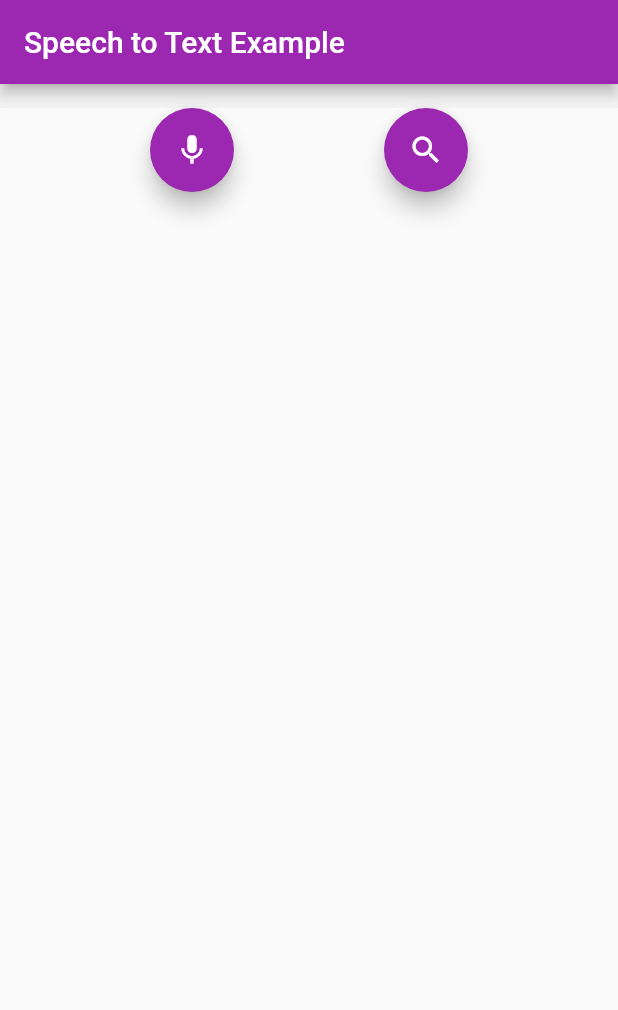
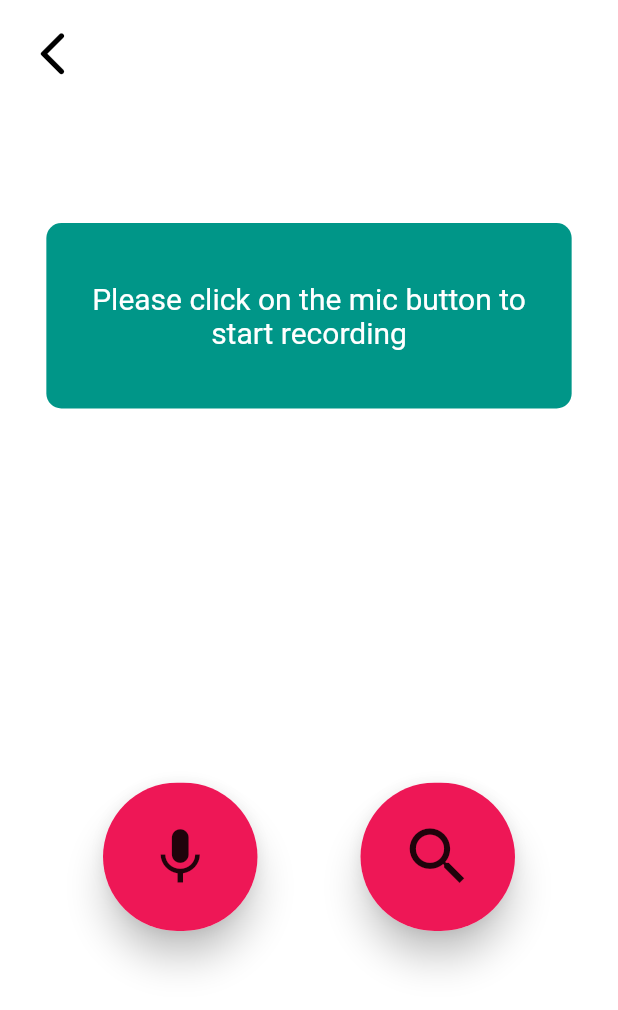
Before and after one commit to Jainam-Dharod/QuasarHack, a Flutter app: the screen it shows after launch, on a phone screen of 412 x 824 dp. Shown: the top 1010 px of the screen. Run offline on Flutter 3.47's test engine with Material 2 defaults, Android fonts, the phone set to English and light mode, and no system bars; our stand-ins replace flutter_swiper_plus, speech_to_text.

Commit message:
stt page done

```diff
--- a/Frontend/lib/Pages/sttPage.dart
+++ b/Frontend/lib/Pages/sttPage.dart
@@ -74,26 +74,112 @@ class _sttPageState extends State<sttPage> {
 
   @override
   Widget build(BuildContext context) {
-    return Scaffold(
-      appBar: AppBar(
-        title: const Text('Speech to Text Example'),
+    double height = MediaQuery.of(context).size.height;
+    double width = MediaQuery.of(context).size.width;
+    return SafeArea(
+      child: Scaffold(
+        backgroundColor: Colors.white,
+        body: Column(
+
+
+            children: [
+              Row(
+                children: [
+                  Container(
+                    padding: EdgeInsets.all(10),
+                    child: IconButton(
+                      color: Colors.black,
+                      icon: Icon(Icons.arrow_back_ios_rounded),
+                      iconSize: 35,
+                      onPressed: () {
+                        Navigator.of(context).pop();
+                      },
                     ),
-      body: Column(children: [
+                  ),
+                ],
+              ),
+              SizedBox(
+                height: height * 0.07,
+              ),
+
+              speech.isListening? Container(
+                margin: EdgeInsets.fromLTRB(0, 20, 0, 20),
+                height: height * 0.15,
+                width: width * 0.85,
+
+                decoration: BoxDecoration(
+                  image: DecorationImage(
+                    image: NetworkImage('https://icons8.com/vue-static/landings/animated-icons/icons/sound/sound_200.gif'),
+                    fit: BoxFit.fill,
+                ),
+                ),
+              ):Container(
+                margin: EdgeInsets.fromLTRB(0, 20, 0, 20),
+                height: height * 0.15,
+                width: width * 0.85,
+
+                decoration: BoxDecoration(
+                  color: Colors.teal,
+                  borderRadius: BorderRadius.all(Radius.circular(10))
+                ),
+                child: Padding(
+                  padding: const EdgeInsets.all(20.0),
+                  child: Center(
+                    child: Text(
+
+                      'Please click on the mic button to start recording',
+                      textAlign: TextAlign.center,
+                      style: TextStyle(
+                        fontSize: 20,
+                        color: Colors.white,
+
+                      ),
+                    ),
+                  ),
+                ),
+              ),
           Container(
-          color: Theme.of(context).selectedRowColor,
+            margin: EdgeInsets.fromLTRB(0, 20, 0, 20),
+            height: height * 0.2,
+            width: width * 0.9,
+            decoration: BoxDecoration(
+              borderRadius: BorderRadius.circular(10),
+
+            ),
+
             child: Center(
               child: Text(
                 lastWords,
                 textAlign: TextAlign.center,
+                style: TextStyle(
+                  fontSize: 22
                 ),
               ),
+            ),
+          ),
+              SizedBox(
+                height: height * 0.03,
               ),
           Row(
             mainAxisAlignment: MainAxisAlignment.spaceEvenly,
             children: [
               SpeechControlWidget(_hasSpeech, speech.isListening,
                   startListening, stopListening, cancelListening),
-            FloatingActionButton(
+
+              Material(
+                elevation: 10,
+                borderRadius: BorderRadius.all(Radius.circular(100)),
+                child: Container(
+                  height: height * 0.12,
+                  width: width * 0.25,
+                  decoration: BoxDecoration(
+                      color: Color(0xffEE1756),
+                      borderRadius: BorderRadius.circular(100)
+
+
+                  ),
+                  child: IconButton(
+
                     onPressed: () async{
                       const url = 'https://e1dd-14-140-90-130.in.ngrok.io/prediction';
                       final response = await http.post(url, body: json.encode({'text' : lastWords}));
@@ -120,10 +206,14 @@ class _sttPageState extends State<sttPage> {
                           MaterialPageRoute(
                               builder: (context) => Results()));
 
-                }, child: Icon(Icons.search),)
+                      },
+                    icon: Icon(Icons.search, size: 50),),
+                ),
+              )
             ],
           ),
         ]),
+      ),
     );
   }
 
@@ -339,9 +429,25 @@ class SpeechControlWidget extends StatelessWidget {
 
   @override
   Widget build(BuildContext context) {
-    return FloatingActionButton(
+    double height = MediaQuery.of(context).size.height;
+    double width = MediaQuery.of(context).size.width;
+    return Material(
+      elevation: 10,
+      borderRadius: BorderRadius.all(Radius.circular(100)),
+      child: Container(
+        height: height * 0.12,
+        width: width * 0.25,
+        decoration: BoxDecoration(
+            color: Color(0xffEE1756),
+            borderRadius: BorderRadius.circular(100)
+
+
+        ),
+        child: IconButton(
           onPressed: !hasSpeech || isListening ? null : startListening,
-      child: Icon(Icons.mic),
+          icon: Icon(Icons.mic, size: 45),
+        ),
+      ),
     );
   }
 }
--- a/Frontend/lib/main.dart
+++ b/Frontend/lib/main.dart
@@ -5,7 +5,7 @@ import '/Pages/mainScreen.dart';
 import 'Pages/bodyPage.dart';
 import 'Pages/firstPage.dart';
 import 'Pages/SOS.dart';
-import 'Pages/SpeechToText.dart';
+import 'Pages/sttPage.dart';
 
 
 void main() {
```
Also changed, not shown: Frontend/lib/Pages/SpeechToText.dart (deleted, +0 -88 lines), Frontend/assets/vn.png (added). Lines whose indentation alone changed are shown as unchanged.
